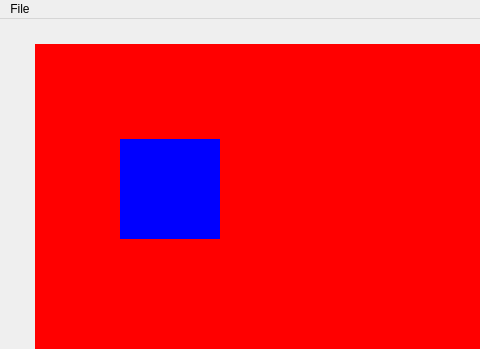
Above: test-project/simulate/form.ui from RuMax21/simulate_dron before the change; both pictures show x 0 to 480 and y 0 to 349 of the 1280 by 720 pixel window. Below: the same form after it.
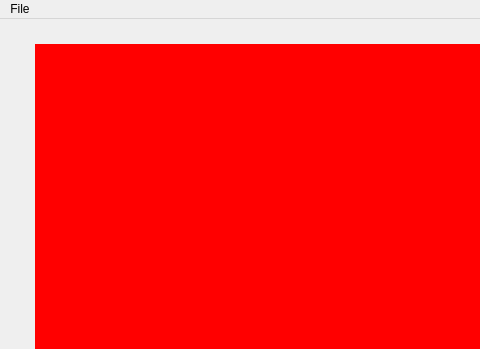
That is the form after the change.

What changed in the file:
```diff
--- a/test-project/simulate/form.ui
+++ b/test-project/simulate/form.ui
@@ -21,10 +21,7 @@
 #camera{
 	background-color: gray;
 }
-
-#dron{
-	background-color: blue;
-}</string>
+</string>
   </property>
   <widget class="QWidget" name="centralwidget">
    <widget class="QLabel" name="map">
```
Left out of the diff: 2 changed lines with no effect on the pictures.
